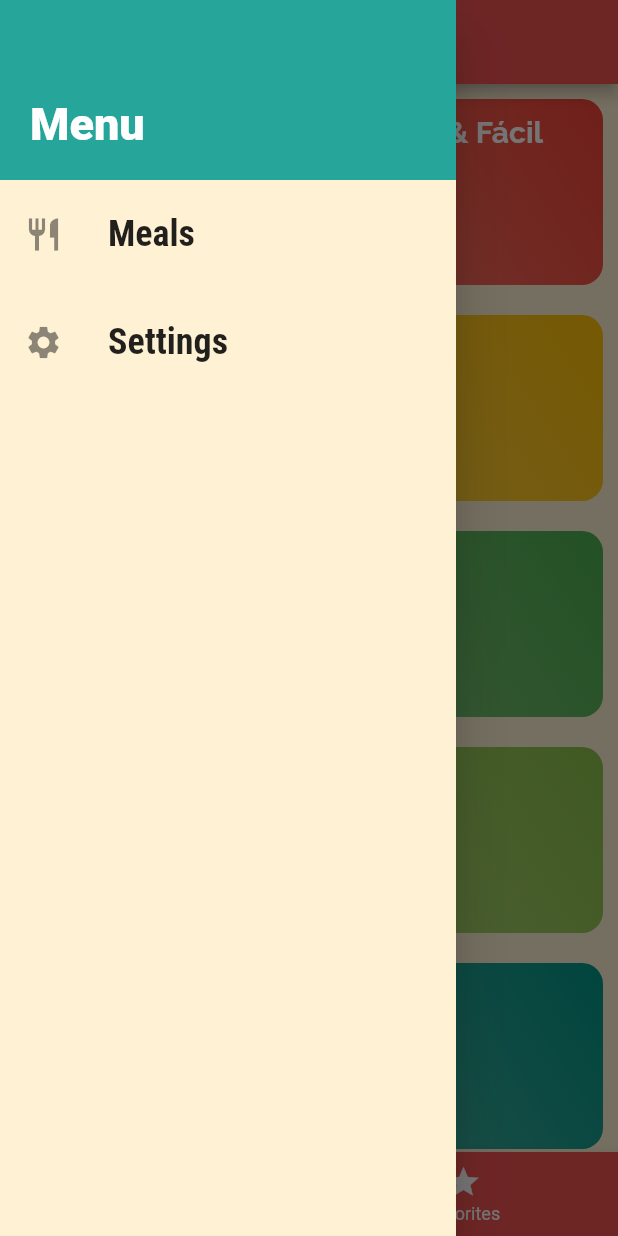
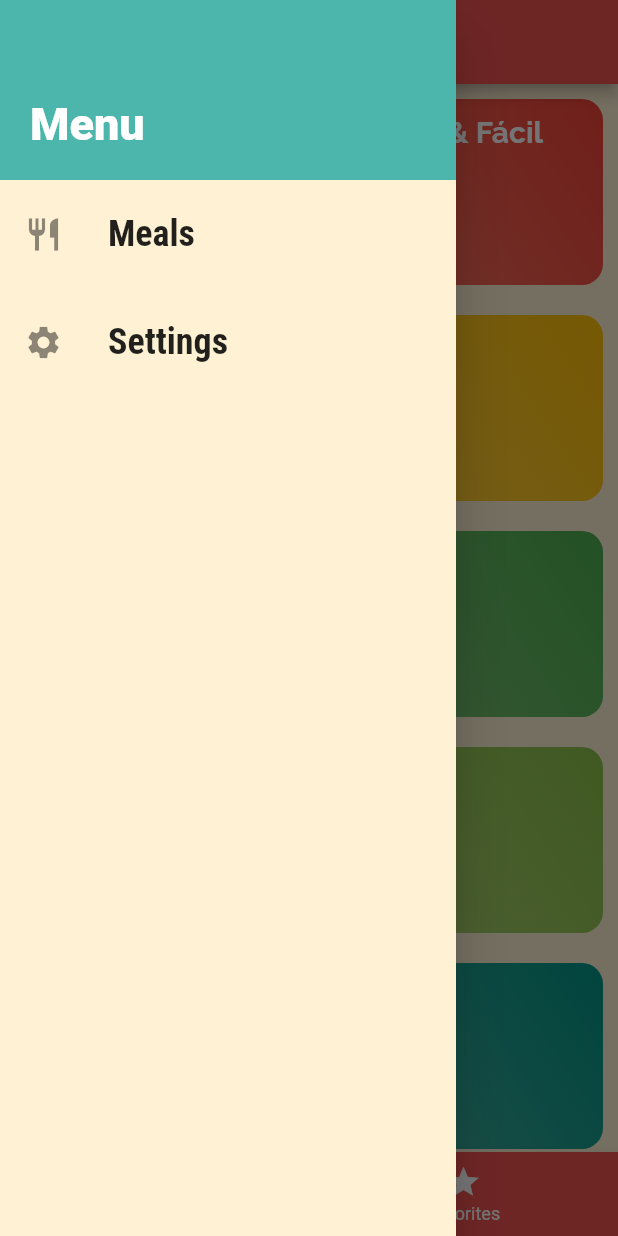
Before and after one commit to lnxdxtf/mealAppFlutter, a Flutter app: the screen it shows after launch, with the side drawer open, on a phone screen of 412 x 824 dp. Run offline on Flutter 3.47's test engine with Material 2 defaults, Android fonts, the phone set to English and light mode, and no system bars; our stand-ins replace google_fonts.

Commit message:
fix color teal

```diff
--- a/lib/app.dart
+++ b/lib/app.dart
@@ -59,7 +59,7 @@ class _MealAppState extends State<MealApp> {
         canvasColor: const Color.fromRGBO(255, 241, 212, 1),
         colorScheme: thm1.colorScheme.copyWith(
             primary: Colors.red.shade400,
-            secondary: Colors.teal.shade400,
+            secondary: Colors.teal.shade300,
             tertiary: Colors.amber),
         textTheme: thm1.textTheme.copyWith(
             headline1: GoogleFonts.raleway(
```
